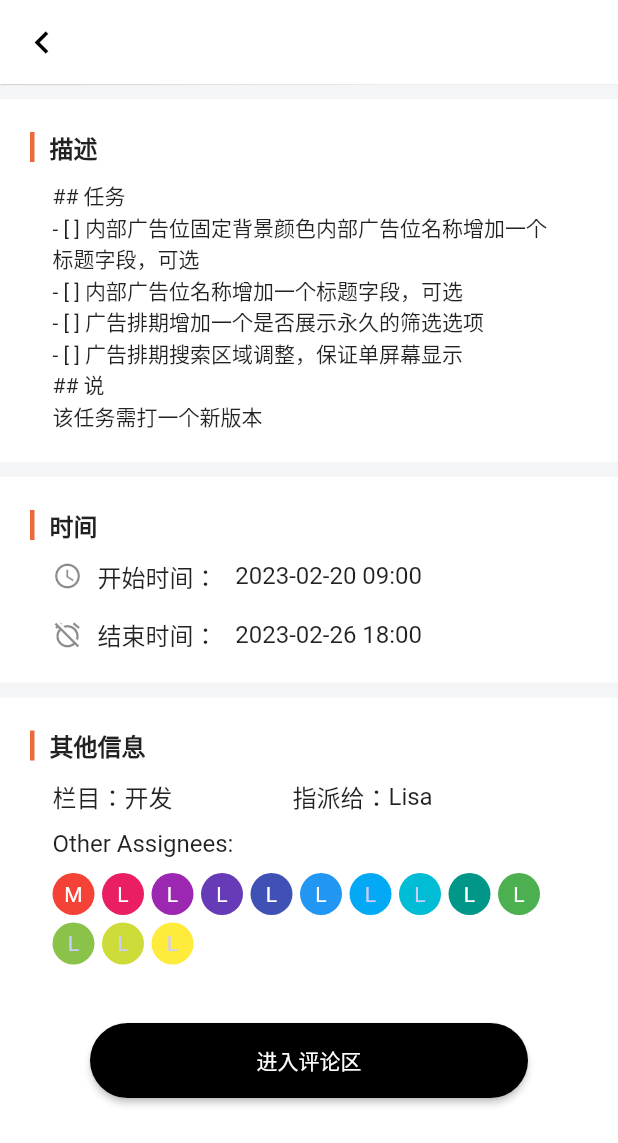
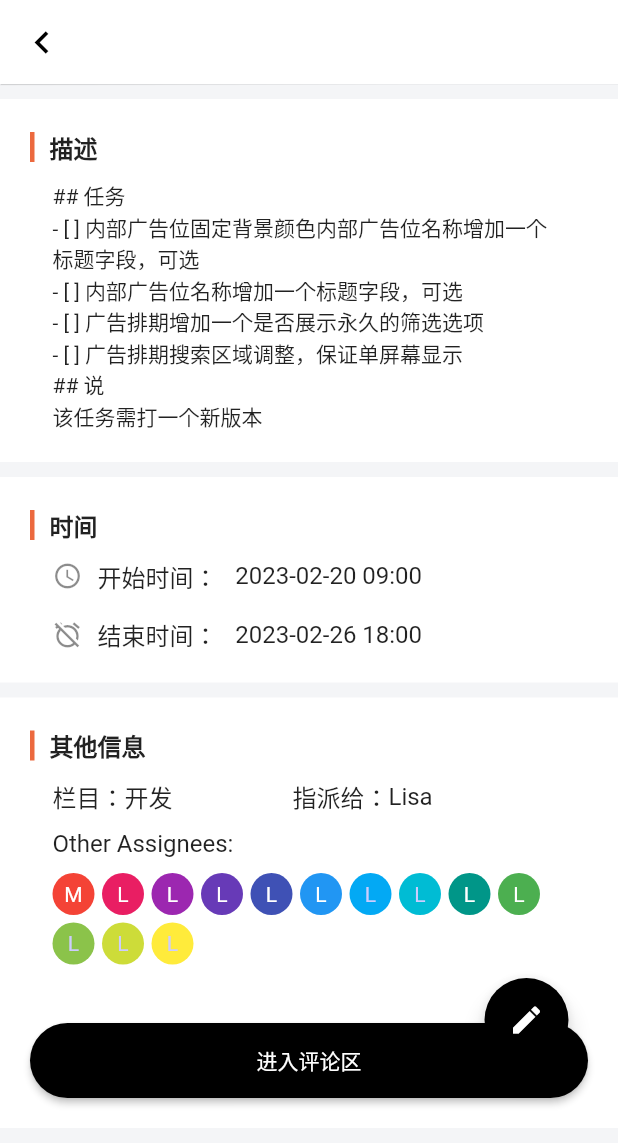
Before and after one commit to hoiii13/KanBan, a Flutter app: the TaskDetailPage screen opened directly with empty values, on a phone screen of 412 x 824 dp. Shown: the top 1143 px of the screen. Run offline on Flutter 3.47's test engine with Material 2 defaults, Android fonts, the phone set to English and light mode, and no system bars.

Commit message:
fix: 修改岗位详情页样式

```diff
--- a/lib/components/taskdetail.dart
+++ b/lib/components/taskdetail.dart
@@ -15,16 +15,6 @@ class _TaskDetailPageState extends State<TaskDetailPage> {
   @override
   void initState() {
     super.initState();
-  }
-
-  List<Widget> othersList = [];
-  List<Widget> getOtherList() {
-    othersList.clear();
-    for (int i = 0; i < otherAssignees.length; i++) {
-      final name = otherAssignees[i];
-      othersList.add(avatarOthers(name, i));
-    }
-    return othersList;
   }
 
   @override
@@ -48,9 +38,39 @@ class _TaskDetailPageState extends State<TaskDetailPage> {
           },
         ),
       ),
-        body: Column(
+      body: SingleChildScrollView(
+        child: Column(
           children: [
-            Container(
+            buildDesc(detailInfo["desc"] as String),
+            buildTimes(detailInfo["start_time"] as String,
+                detailInfo["end_time"] as String),
+            buildOtherInfo(
+              detailInfo["status"] as String,
+              detailInfo["actor"] as String,
+            )
+          ],
+        ),
+      ),
+      floatingActionButtonLocation: CustomFloatingActionButtonLocation(
+          FloatingActionButtonLocation.centerFloat, 145, -100),
+      floatingActionButton: FloatingActionButton(
+        onPressed: () {
+          buildEditBottom(context);
+        },
+        child: const Icon(
+          Icons.edit,
+          color: Colors.white,
+        ),
+        tooltip: '编辑',
+        backgroundColor: Colors.black,
+      ),
+    );
+  }
+}
+
+//描述
+Widget buildDesc(String desc) {
+  return Container(
       constraints: const BoxConstraints(minHeight: 100),
       margin: const EdgeInsets.only(top: 10),
       padding: const EdgeInsets.all(20),
@@ -68,19 +88,35 @@ class _TaskDetailPageState extends State<TaskDetailPage> {
               ),
               const Text(
                 "描述",
-                          style: TextStyle(
-                              fontSize: 16, fontWeight: FontWeight.w600),
+                style: TextStyle(fontSize: 16, fontWeight: FontWeight.w600),
               )
             ],
           ),
           Container(
             alignment: Alignment.topLeft,
             margin: const EdgeInsets.fromLTRB(15, 10, 15, 0),
-                      child: Text('${detailInfo["desc"]}'),
+            child: Text(desc),
           )
         ],
-                )),
-            Container(
+      ));
+}
+
+buildEditBottom(context) {
+  showModalBottomSheet(
+      context: context,
+      builder: (BuildContext context) {
+        return Container(
+          height: 250,
+          child: Container(
+            child: Text('1'),
+          ),
+        );
+      });
+}
+
+//时间
+Widget buildTimes(String startTime, String endTime) {
+  return Container(
       margin: const EdgeInsets.only(top: 10),
       padding: const EdgeInsets.all(20),
       width: double.infinity,
@@ -97,8 +133,7 @@ class _TaskDetailPageState extends State<TaskDetailPage> {
               ),
               const Text(
                 "时间",
-                          style: TextStyle(
-                              fontSize: 16, fontWeight: FontWeight.w600),
+                style: TextStyle(fontSize: 16, fontWeight: FontWeight.w600),
               )
             ],
           ),
@@ -119,7 +154,7 @@ class _TaskDetailPageState extends State<TaskDetailPage> {
                   ),
                 ),
                 Text(
-                            '${detailInfo["start_time"]}',
+                  startTime,
                   style: const TextStyle(fontSize: 16),
                 )
               ],
@@ -142,15 +177,28 @@ class _TaskDetailPageState extends State<TaskDetailPage> {
                   ),
                 ),
                 Text(
-                            '${detailInfo["end_time"]}',
+                  endTime,
                   style: const TextStyle(fontSize: 16),
                 )
               ],
             ),
           )
         ],
-                )),
-            Container(
+      ));
+}
+
+Widget buildOtherInfo(String status, String actor) {
+  List<Widget> othersList = [];
+  List<Widget> getOtherList() {
+    othersList.clear();
+    for (int i = 0; i < otherAssignees.length; i++) {
+      final name = otherAssignees[i];
+      othersList.add(avatarOthers(name, i));
+    }
+    return othersList;
+  }
+
+  return Container(
     margin: const EdgeInsets.only(top: 10),
     padding: EdgeInsets.all(20),
     color: Colors.white,
@@ -167,8 +215,7 @@ class _TaskDetailPageState extends State<TaskDetailPage> {
             ),
             const Text(
               "其他信息",
-                        style: TextStyle(
-                            fontSize: 16, fontWeight: FontWeight.w600),
+              style: TextStyle(fontSize: 16, fontWeight: FontWeight.w600),
             )
           ],
         ),
@@ -181,7 +228,7 @@ class _TaskDetailPageState extends State<TaskDetailPage> {
                   style: TextStyle(fontSize: 16),
                 ),
                 Text(
-                            '${detailInfo["status"]}',
+                  status,
                   style: TextStyle(fontSize: 16),
                 ),
                 Container(
@@ -192,7 +239,7 @@ class _TaskDetailPageState extends State<TaskDetailPage> {
                   ),
                 ),
                 Text(
-                            "${detailInfo["actor"]}",
+                  actor,
                   style: TextStyle(fontSize: 16),
                 )
               ],
@@ -215,7 +262,7 @@ class _TaskDetailPageState extends State<TaskDetailPage> {
               children: getOtherList(),
             )),
         Container(
-                    margin: EdgeInsets.symmetric(horizontal: 40, vertical: 50),
+          margin: const EdgeInsets.only(top: 50),
           child: ElevatedButton(
               style: ButtonStyle(
                   shape: MaterialStateProperty.all(
@@ -225,8 +272,7 @@ class _TaskDetailPageState extends State<TaskDetailPage> {
                   ),
                   minimumSize: MaterialStateProperty.all(
                       const Size(double.infinity, 50)),
-                            backgroundColor:
-                                MaterialStateProperty.all(Colors.black)),
+                  backgroundColor: MaterialStateProperty.all(Colors.black)),
               onPressed: () {},
               child: Text(
                 "进入评论区",
@@ -235,10 +281,7 @@ class _TaskDetailPageState extends State<TaskDetailPage> {
         )
       ],
     ),
-            ),
-          ],
-        ));
-  }
+  );
 }
 
 Widget avatarOthers(String name, int num) {
@@ -251,3 +294,15 @@ Widget avatarOthers(String name, int num) {
     ),
   );
 }
+
+class CustomFloatingActionButtonLocation extends FloatingActionButtonLocation {
+  FloatingActionButtonLocation location;
+  final double offsetX;
+  final double offsetY;
+  CustomFloatingActionButtonLocation(this.location, this.offsetX, this.offsetY);
+  @override
+  Offset getOffset(ScaffoldPrelayoutGeometry scaffoldGeometry) {
+    Offset offset = location.getOffset(scaffoldGeometry);
+    return Offset(offset.dx + offsetX, offset.dy + offsetY);
+  }
+}
```
Lines whose indentation alone changed are shown as unchanged.
